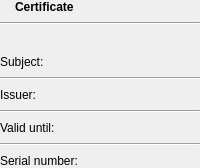
This is src/ui/widgets/certificatesummarywidget.ui in sanny32/OpenUaExplorer as Qt 5 draws it before an edit. The edited form follows.
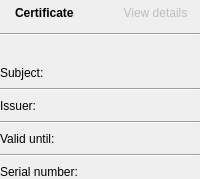
This is the edited form. Custom widgets are drawn as their Qt base class.

Commit message: refact: Add themed tool button for viewing certificate details and update related tests

```diff
--- a/src/ui/widgets/certificatesummarywidget.ui
+++ b/src/ui/widgets/certificatesummarywidget.ui
@@ -64,6 +64,39 @@
        </property>
       </spacer>
      </item>
+     <item>
+      <widget class="ThemedToolButton" name="viewDetailsButton">
+       <property name="enabled">
+        <bool>false</bool>
+       </property>
+       <property name="layoutDirection">
+        <enum>Qt::RightToLeft</enum>
+       </property>
+       <property name="text">
+        <string>View details</string>
+       </property>
+       <property name="iconName" stdset="0">
+        <string>read.svg</string>
+       </property>
+       <property name="styleSheet">
+        <string notr="true">QToolButton#viewDetailsButton {
+    padding: 3px 7px;
+    border: 1px solid transparent;
+    border-radius: 3px;
+}
+QToolButton#viewDetailsButton:hover:enabled {
+    background: palette(button);
+    border-color: palette(mid);
+}</string>
+       </property>
+       <property name="autoRaise">
+        <bool>true</bool>
+       </property>
+       <property name="toolButtonStyle">
+        <enum>Qt::ToolButtonTextBesideIcon</enum>
+       </property>
+      </widget>
+     </item>
     </layout>
    </item>
    <item>
@@ -301,6 +334,11 @@
    <extends>QLabel</extends>
    <header>widgets/themediconlabel.h</header>
   </customwidget>
+  <customwidget>
+   <class>ThemedToolButton</class>
+   <extends>QToolButton</extends>
+   <header>widgets/themedtoolbutton.h</header>
+  </customwidget>
  </customwidgets>
  <resources/>
  <connections/>
```
The commit also changes 4 other files.
